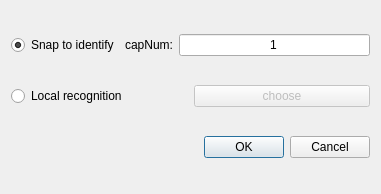
Before: the Qt Designer form testdialog.ui in 519984307/ZBYNS, drawn with Qt 5.
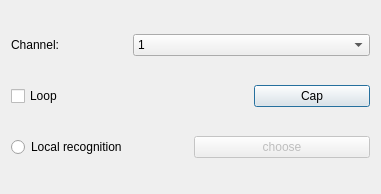
After: the same form once the commit is applied.

The edit to the form file:
```diff
--- a/testdialog.ui
+++ b/testdialog.ui
@@ -14,38 +14,47 @@
    <string>Dialog</string>
   </property>
   <layout class="QGridLayout" name="gridLayout">
+   <item row="0" column="1" colspan="2">
+    <widget class="QComboBox" name="comboBox">
+     <item>
+      <property name="text">
+       <string>1</string>
+      </property>
+     </item>
+     <item>
+      <property name="text">
+       <string>2</string>
+      </property>
+     </item>
+     <item>
+      <property name="text">
+       <string>3</string>
+      </property>
+     </item>
+    </widget>
+   </item>
+   <item row="1" column="2">
+    <widget class="QPushButton" name="pushButton_2">
+     <property name="text">
+      <string>Cap</string>
+     </property>
+    </widget>
+   </item>
    <item row="0" column="0">
-    <layout class="QHBoxLayout" name="horizontalLayout">
-     <item>
-      <widget class="QRadioButton" name="radioButton">
-       <property name="text">
-        <string>Snap to identify</string>
-       </property>
-       <property name="checked">
-        <bool>true</bool>
-       </property>
-      </widget>
-     </item>
-     <item>
-      <widget class="QLabel" name="label">
-       <property name="text">
-        <string>capNum:</string>
-       </property>
-      </widget>
-     </item>
-     <item>
-      <widget class="QLineEdit" name="lineEdit">
-       <property name="text">
-        <string>1</string>
-       </property>
-       <property name="alignment">
-        <set>Qt::AlignCenter</set>
-       </property>
-      </widget>
-     </item>
-    </layout>
+    <widget class="QLabel" name="label_2">
+     <property name="text">
+      <string>Channel:</string>
+     </property>
+    </widget>
    </item>
-   <item row="1" column="0">
+   <item row="1" column="0" colspan="2">
+    <widget class="QCheckBox" name="checkBox">
+     <property name="text">
+      <string>Loop</string>
+     </property>
+    </widget>
+   </item>
+   <item row="2" column="0" colspan="3">
     <layout class="QHBoxLayout" name="horizontalLayout_2">
      <item>
       <widget class="QRadioButton" name="radioButton_2">
@@ -66,16 +75,6 @@
      </item>
     </layout>
    </item>
-   <item row="2" column="0">
-    <widget class="QDialogButtonBox" name="buttonBox">
-     <property name="orientation">
-      <enum>Qt::Horizontal</enum>
-     </property>
-     <property name="standardButtons">
-      <set>QDialogButtonBox::Cancel|QDialogButtonBox::Ok</set>
-     </property>
-    </widget>
-   </item>
   </layout>
  </widget>
  <resources/>
```
Left out of the diff: 48 changed lines with no effect on the pictures.
